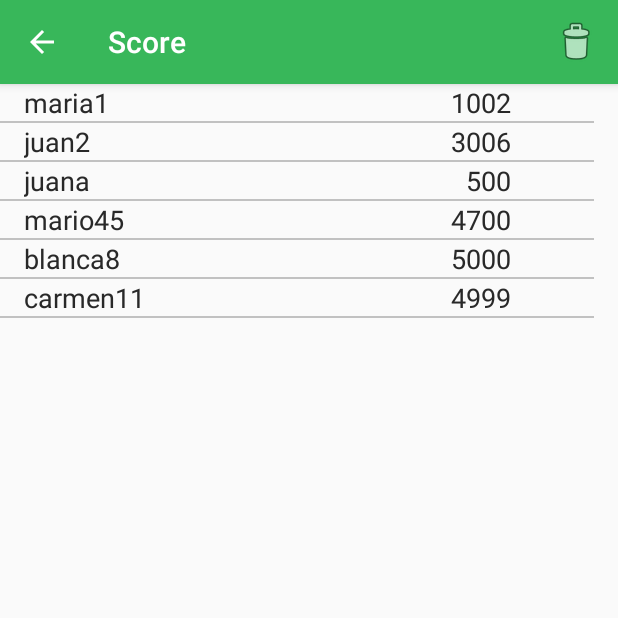
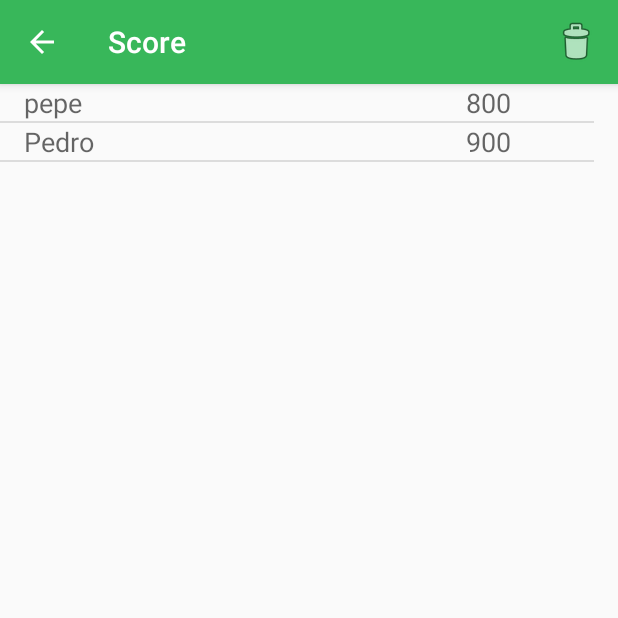
Before and after one commit to braxanmp/sdm_entrega, an Android app: the screen it shows after launch (ScoreActivity), after a tap on "Scores", on a phone screen of 412 x 824 dp, the top half of it. Run offline under Robolectric (Android 15) with nearby library versions, the phone set to English and light mode, and no system bars.

Commit message:
Me cago en la práctica 4 que se queda sin hacer

```diff
--- a/app/src/main/java/meb/sdm/entrega/HighScore.java
+++ b/app/src/main/java/meb/sdm/entrega/POJO/HighScore.java
@@ -1,4 +1,4 @@
-package meb.sdm.entrega;
+package meb.sdm.entrega.POJO;
 
 
 /**
--- a/app/src/main/java/meb/sdm/entrega/ScoreActivity.java
+++ b/app/src/main/java/meb/sdm/entrega/ScoreActivity.java
@@ -15,13 +15,17 @@ import android.widget.Toast;
 
 import java.util.ArrayList;
 
+import meb.sdm.entrega.POJO.HighScore;
 import meb.sdm.entrega.adapters.ScoreAdapter;
+import meb.sdm.entrega.databases.DataBaseScore;
 
 public class ScoreActivity extends AppCompatActivity {
     private ListView lv_local;
     private ListView lv_friends;
-    private ScoreAdapter adapter;
+    private ScoreAdapter adapter, adapter2;
     private static TabHost scoresHost;
+    private boolean localtab = true;
+    DataBaseScore db;
     private static final String TAB_LOCAL_SCORES = "tabLocalScores";
     private static final String TAB_FRIENDS_SCORES = "tabFriendsScores";
 
@@ -29,22 +33,10 @@ public class ScoreActivity extends AppCompatActivity {
     protected void onCreate(Bundle savedInstanceState) {
         super.onCreate(savedInstanceState);
         setContentView(R.layout.activity_score);
+        db = DataBaseScore.getSingletonDataBaseScore(this);
 
         scoresHost = (TabHost) findViewById(R.id.my_tab_host);
         scoresHost.setup();
-        /*TabHost.TabSpec spec = host.newTabSpec("TAB_1");
-// Tab Indicator specified as Label and Icon
-        spec.setIndicator("Label1",
-                getResources().getDrawable(R.drawable.));
-        spec.setContent(R.id.my_scroll_view1);
-        host.addTab(spec);
-        spec = host.newTabSpec("TAB2");
-// Tab Indicator specified as View
-        spec.setIndicator(
-                getLayoutInflater().inflate(R.layout.tab2, null));
-        spec.setContent(R.id.my_scroll_view2);
-        host.addTab(spec);
-*/
 
 
         adapter = new ScoreAdapter(
@@ -59,14 +51,15 @@ public class ScoreActivity extends AppCompatActivity {
                 final int i = position;
                 AlertDialog.Builder builder = new AlertDialog.Builder(parent.getContext());
                 builder.setIcon(android.R.drawable.stat_sys_warning);
-                builder.setTitle("Delete");
+                builder.setTitle(R.string.delete);
                 builder.setMessage(R.string.delete_score);
                 builder.setPositiveButton(android.R.string.yes, new DialogInterface.OnClickListener() {
                     @Override
                     public void onClick(DialogInterface dialog, int which) {
+                        db.deleteScore(adapter.getItem(i).getName());
                         adapter.remove(adapter.getItem(i));
                         adapter.notifyDataSetChanged();
-                        Toast.makeText(getApplicationContext(), R.string.delete_score, Toast.LENGTH_SHORT).show();
+                        Toast.makeText(getApplicationContext(), R.string.deleted_score, Toast.LENGTH_SHORT).show();
                     }
                 });
                 builder.setNegativeButton(android.R.string.no, null);
@@ -77,10 +70,10 @@ public class ScoreActivity extends AppCompatActivity {
         });
 
 
-        adapter = new ScoreAdapter(
-                ScoreActivity.this, R.layout.score_list_row, getScores());
+        adapter2 = new ScoreAdapter(
+                ScoreActivity.this, R.layout.score_list_row, getFriendScores());
         lv_friends = (ListView) findViewById(R.id.list_view_friends);
-        lv_friends.setAdapter(adapter);
+        lv_friends.setAdapter(adapter2);
         makeFriendsScoreTab();
         lv_friends.setOnItemLongClickListener(new AdapterView.OnItemLongClickListener() {
             @Override
@@ -88,14 +81,15 @@ public class ScoreActivity extends AppCompatActivity {
                 final int i = position;
                 AlertDialog.Builder builder = new AlertDialog.Builder(parent.getContext());
                 builder.setIcon(android.R.drawable.stat_sys_warning);
-                builder.setTitle("Delete");
+                builder.setTitle(R.string.delete);
                 builder.setMessage(R.string.delete_score);
                 builder.setPositiveButton(android.R.string.yes, new DialogInterface.OnClickListener() {
                     @Override
                     public void onClick(DialogInterface dialog, int which) {
-                        adapter.remove(adapter.getItem(i));
-                        adapter.notifyDataSetChanged();
-                        Toast.makeText(getApplicationContext(), R.string.delete_score, Toast.LENGTH_SHORT).show();
+                        db.deleteScore(adapter2.getItem(i).getName());
+                        adapter2.remove(adapter2.getItem(i));
+                        adapter2.notifyDataSetChanged();
+                        Toast.makeText(getApplicationContext(), R.string.deleted_score, Toast.LENGTH_SHORT).show();
                     }
                 });
                 builder.setNegativeButton(android.R.string.no, null);
@@ -108,19 +102,19 @@ public class ScoreActivity extends AppCompatActivity {
         scoresHost.setOnTabChangedListener(new TabHost.OnTabChangeListener() {
             @Override
             public void onTabChanged(String tabId) {
+                localtab = !localtab;
                 supportInvalidateOptionsMenu();
             }
         });
     }
     public ArrayList<HighScore> getScores(){
-        ArrayList<HighScore> res = new ArrayList<>();
-        res.add(new HighScore("maria1", "1002", "latitud", "longitud"));
-        res.add(new HighScore("juan2", "3006", "latitud", "longitud"));
-        res.add(new HighScore("juana", "500", "latitud", "longitud"));
-        res.add(new HighScore("mario45", "4700", "latitud", "longitud"));
-        res.add(new HighScore("blanca8", "5000", "latitud", "longitud"));
-        res.add(new HighScore("carmen11", "4999", "latitud", "longitud"));
+        return db.getListHigscores();
+    }
 
+    public ArrayList<HighScore> getFriendScores(){
+        ArrayList<HighScore> res = new ArrayList<HighScore>();
+        res.add(new HighScore("pepe", "800", "9", "0"));
+        res.add(new HighScore("Pedro", "900", "9", "0"));
         return res;
     }
 
@@ -128,13 +122,6 @@ public class ScoreActivity extends AppCompatActivity {
         getMenuInflater().inflate(R.menu.score_menu, menu);
         menu.findItem(R.id.item_del).setVisible(true);
         return true;
-        /*MenuItem clearAllLocal = menu.findItem(R.id.item_del);
-        if(adapter.isEmpty()|| !scoresHost.getCurrentTabTag().equals(TAB_LOCAL_SCORES)){
-            clearAllLocal.setVisible(false);
-        }else{
-            clearAllLocal.setVisible(true);
-        }
-        return true;*/
     }
 
 
@@ -142,8 +129,26 @@ public class ScoreActivity extends AppCompatActivity {
     public boolean onOptionsItemSelected(MenuItem menu){
         switch (menu.getItemId()) {
             case R.id.item_del:
-                Intent intent = new Intent(this, CreditsActivity.class);
-                startActivity(intent);
+                AlertDialog.Builder builder = new AlertDialog.Builder(ScoreActivity.this);
+                builder.setIcon(android.R.drawable.stat_sys_warning);
+                builder.setTitle(R.string.delete);
+                builder.setMessage(R.string.delete_scores);
+                builder.setPositiveButton(android.R.string.yes, new DialogInterface.OnClickListener() {
+                    @Override
+                    public void onClick(DialogInterface dialog, int which) {
+                        if(localtab) {
+                            adapter.clear();
+                            adapter.notifyDataSetChanged();
+                            db.clearAllQuotations();
+                        } else {
+                            adapter2.clear();
+                            adapter2.notifyDataSetChanged();
+                        }
+                        Toast.makeText(getApplicationContext(), R.string.deleted_scores, Toast.LENGTH_SHORT).show();
+                    }
+                });
+                builder.setNegativeButton(android.R.string.no, null);
+                builder.create().show();
                 return true;
             default:
                 return false;
--- a/app/src/main/java/meb/sdm/entrega/SettingsActivity.java
+++ b/app/src/main/java/meb/sdm/entrega/SettingsActivity.java
@@ -20,7 +20,7 @@ public class SettingsActivity extends AppCompatActivity {
     protected void onCreate(Bundle savedInstanceState) {
         super.onCreate(savedInstanceState);
         setContentView(R.layout.activity_settings);
-        name = findViewById(R.id.name_text);
+        name = findViewById(R.id.name);
         numhelps = findViewById(R.id.numHelps);
         nameFriend = findViewById(R.id.nameFriend);
         SharedPreferences sharedPref = PreferenceManager.getDefaultSharedPreferences(this);
--- a/app/src/main/java/meb/sdm/entrega/adapters/ScoreAdapter.java
+++ b/app/src/main/java/meb/sdm/entrega/adapters/ScoreAdapter.java
@@ -9,9 +9,8 @@ import android.widget.TextView;
 
 
 import java.util.ArrayList;
-import java.util.List;
 
-import meb.sdm.entrega.HighScore;
+import meb.sdm.entrega.POJO.HighScore;
 import meb.sdm.entrega.R;
 
 
@@ -30,15 +29,7 @@ public class ScoreAdapter extends ArrayAdapter<HighScore>{
         this.context = context;
         this.scores = scores;
     }
-/*public List<HighScore> getScores() {
-        return scores;
-    }*/
 
-    /*public void setScores(List<HighScore> scores) {
-        this.scores = scores;
-    }*/
-
-    @Override
     public View  getView(final int position, View convertView, ViewGroup parent) {
         View view = convertView;
         if (view == null) {
--- /dev/null
+++ b/app/src/main/java/meb/sdm/entrega/databases/DataBaseScore.java
@@ -0,0 +1,126 @@
+package meb.sdm.entrega.databases;
+
+import android.content.ContentValues;
+import android.content.Context;
+import android.database.Cursor;
+import android.database.sqlite.SQLiteDatabase;
+import android.database.sqlite.SQLiteOpenHelper;
+
+import java.util.ArrayList;
+import java.util.List;
+
+import meb.sdm.entrega.POJO.HighScore;
+
+/**
+ * Created by bmeci on 05/03/2018.
+ */
+
+public class DataBaseScore extends SQLiteOpenHelper {
+    private static DataBaseScore databasescore;
+
+    private DataBaseScore(Context context){
+        super(context, "database", null, 1);
+    }
+
+    public static synchronized DataBaseScore getSingletonDataBaseScore(Context context){
+        if(databasescore == null){
+            databasescore = new DataBaseScore(context);
+        }
+        return databasescore;
+    }
+
+    @Override
+    public void onCreate(SQLiteDatabase db) {
+        db.execSQL("CREATE TABLE score_table (id INTEGER PRIMARY KEY " +
+                "AUTOINCREMENT, name TEXT NOT NULL, score TEXT NOT NULL);");
+
+    }
+
+    @Override
+    public void onUpgrade(SQLiteDatabase db, int oldVersion, int newVersion) {
+
+    }
+
+    public ArrayList<HighScore> getListHigscores(){
+        ArrayList<HighScore> result = new ArrayList<>();
+        HighScore item;
+
+        // Get access to the database in read mode
+        SQLiteDatabase database = getReadableDatabase();
+        // Query the table to get the text and author for all existing entries
+        Cursor cursor = database.query(
+                "score_table", new String[]{"name", "score"}, null, null, null, null, null);
+        // Go through the resulting cursor
+        while (cursor.moveToNext()) {
+            // Create a Quotation object for the given entry in the database
+            item = new HighScore();
+            item.setName(cursor.getString(0));
+            item.setScoring(cursor.getString(1));
+            // Add the object to the result list
+            result.add(item);
+        }
+        // Close cursor and database helper
+        cursor.close();
+        database.close();
+
+        return result;
+    }
+
+    public boolean haveHighscore(String name) {
+
+        // Get access to the database in read mode
+        SQLiteDatabase database = getReadableDatabase();
+        // Query the table to get the id of a given quotation (if any)
+        Cursor cursor = database.query("score_table", new String[]{"name"}, "name=?", new String[]{name}, null, null, null, null);
+        // If no rows are returned then the quotation is not in the database
+        final boolean result = (cursor.getCount() > 0);
+        // Close cursor and database helper
+        cursor.close();
+        database.close();
+
+        return result;
+    }
+
+    public void addHighscore(String name, String score) {
+        if(haveHighscore(name)){
+            deleteScore(name);
+        }
+            // Get access to the database in write mode
+            SQLiteDatabase database = getWritableDatabase();
+            // Insert the new quotation into the table (autoincremental id)
+            ContentValues values = new ContentValues();
+            values.put("name", name);
+            values.put("score", score);
+            database.insert("score_table", null, values);
+            // Close the database helper
+            database.close();
+
+    }
+
+    /*
+        Remove all entries from the database
+    */
+    public void clearAllQuotations() {
+
+        // Get access to the database in write mode
+        SQLiteDatabase database = getWritableDatabase();
+        // Delete all entries from the table
+        database.delete("score_table", null, null);
+        // Close the database helper
+        database.close();
+    }
+
+    /*
+        Delete a given quotation from the database
+    */
+    public void deleteScore(String name) {
+
+        // Get access to the database in write mode
+        SQLiteDatabase database = getWritableDatabase();
+        // Delete from the table any entry with the given text
+        database.delete("score_table", "name=?", new String[]{name});
+        // Close the database helper
+        database.close();
+    }
+
+}
--- a/app/src/main/res/menu/score_menu.xml
+++ b/app/src/main/res/menu/score_menu.xml
@@ -4,7 +4,7 @@
     xmlns:android="http://schemas.android.com/apk/res/android">
     <item
         android:id="@+id/item_del"
-        android:enabled="false"
+        android:enabled="true"
         android:icon="@android:drawable/ic_menu_delete"
         android:title="@string/delete_score"
         android:visible="true"
--- a/app/src/main/res/values/strings.xml
+++ b/app/src/main/res/values/strings.xml
@@ -24,7 +24,10 @@
     <string name="play_menu_fifty">Fifty</string>
     <string name="play_failed_question">You failed!</string>
     <string name="play_succesfull_question">Correct!</string>
-    <string name="delete_score">Are you sure that you want to delete scores?</string>
+    <string name="delete_scores">Are you sure that you want to delete scores?</string>
+    <string name="deleted_scores">Scores deleted</string>
+    <string name="delete_score">Are you sure that you want to delete this score?</string>
+    <string name="deleted_score">Score deleted</string>
     <string name="label_local_scores">Local</string>
     <string name="label_friends_scores">Friends</string>
     <string name="play_failed_question_text">Sorry %1s, %2s is not the rigth answer</string>
@@ -41,4 +44,5 @@
     <string name="settings_name">Name:</string>
     <string name="settings_name_text">Enter your name</string>
     <string name="settings_help">How many times can you ask for hep:</string>
+    <string name="delete">Delete</string>
 </resources>
```
Also changed, not shown: app/build.gradle (+11 -0 lines), app/src/main/java/meb/sdm/entrega/PlayActivity.java (+9 -6 lines), app/src/main/java/meb/sdm/entrega/sampledata/dataBase.java (deleted, +0 -25 lines), 1 other file.
